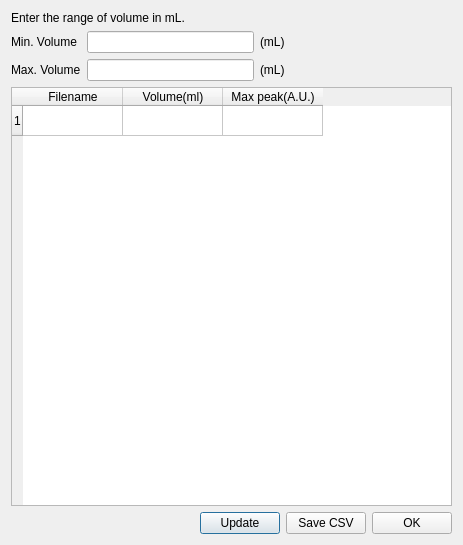
The window that FSECplotter/pyqt/dialogs/peaktable_dialog.ui (TaizoAyase/FSECplotter2) describes before a commit, drawn with Qt 5.
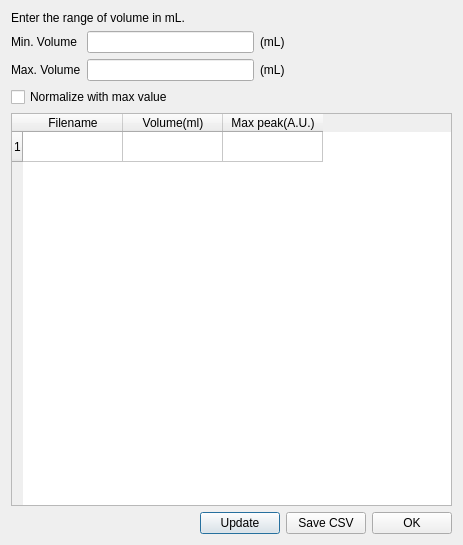
The same window after the commit.

Commit message: add normalize checkbox to peaktable_dialog

```diff
--- a/FSECplotter/pyqt/dialogs/peaktable_dialog.ui
+++ b/FSECplotter/pyqt/dialogs/peaktable_dialog.ui
@@ -103,6 +103,13 @@
        </item>
       </layout>
      </item>
+     <item>
+      <widget class="QCheckBox" name="normalizeCheckBox">
+       <property name="text">
+        <string>Normalize with max value</string>
+       </property>
+      </widget>
+     </item>
      <item>
       <widget class="QTableWidget" name="tableWidget">
        <property name="gridStyle">
```
Left out of the diff: 2 changed lines with no effect on the pictures. The commit also changes 2 other files.
